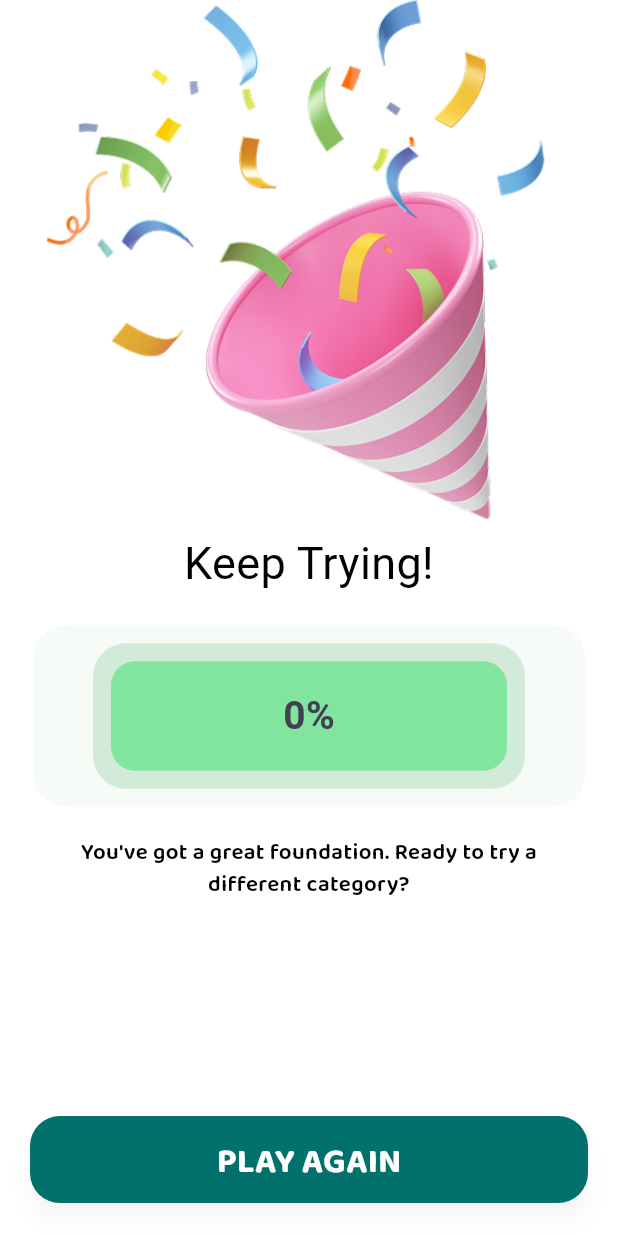
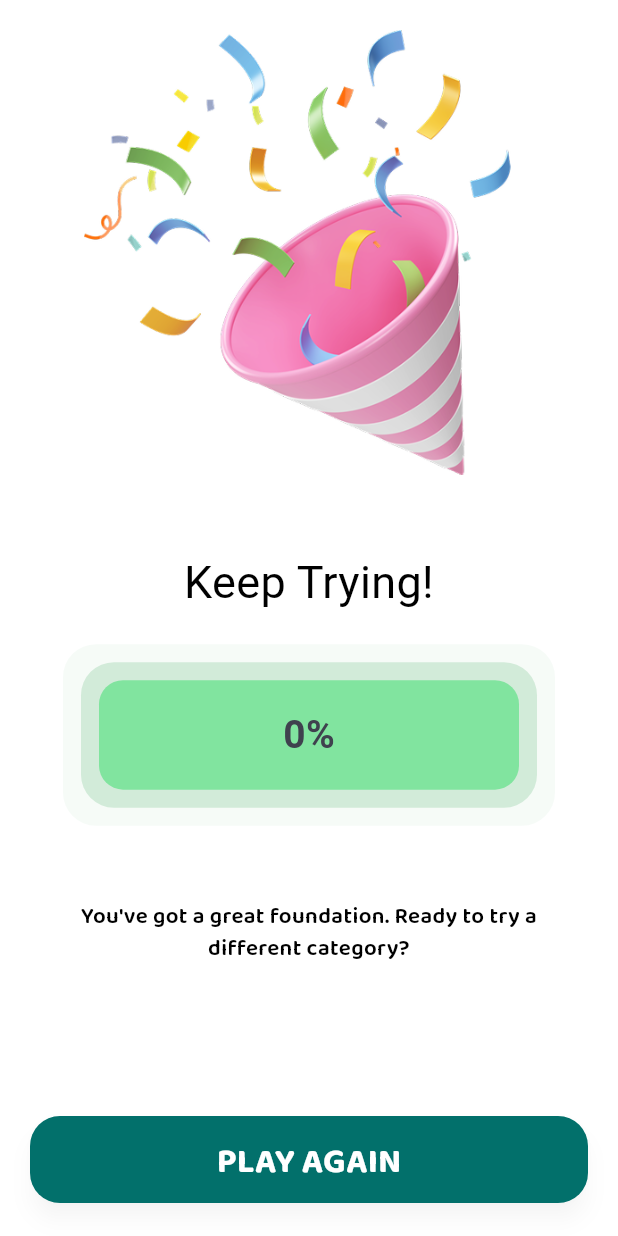
Before and after one commit to abuubaida921/quizzical, a Flutter app: the ResultsPage screen opened directly with empty values, on a phone screen of 412 x 824 dp. Run offline on Flutter 3.47's test engine with Material 3 defaults, Android fonts, the phone set to English and light mode, and no system bars; our stand-ins replace cherry_toast, dio, get, get_it, google_fonts, loading_animation_widget; Roboto replaces fonts that are missing (Aoboshi One).

Commit message:
Adjust layout and padding in results page; update ScoreBadge widget for improved styling

```diff
--- a/lib/features/quiz/presentation/pages/results_page.dart
+++ b/lib/features/quiz/presentation/pages/results_page.dart
@@ -42,12 +42,13 @@ class ResultsPage extends StatelessWidget {
               child: Column(
                 crossAxisAlignment: CrossAxisAlignment.center,
                 children: [
+                  const SizedBox(height: 20),
 
                   Center(
-                    child: Image.asset(Assets.assetIcons.celebrate,width: 350,),
+                    child: Image.asset(Assets.assetIcons.celebrate,width: 300,),
                   ),
 
-                  const SizedBox(height: 8),
+                  const SizedBox(height: 50),
 
                   Text(
                     title,
@@ -62,7 +63,7 @@ class ResultsPage extends StatelessWidget {
 
                   ScoreBadge(percentage: percent),
 
-                  const SizedBox(height: 20),
+                  const SizedBox(height: 50),
 
                   Padding(
                     padding: const EdgeInsets.symmetric(horizontal: 18),
--- a/lib/features/quiz/presentation/widgets/score_badge_widget.dart
+++ b/lib/features/quiz/presentation/widgets/score_badge_widget.dart
@@ -4,12 +4,14 @@ import 'package:quizzical/core/theme/app_text_style.dart';
 
 class ScoreBadge extends StatelessWidget {
   final int percentage;
-  const ScoreBadge({required this.percentage});
+  const ScoreBadge({super.key, required this.percentage});
 
   @override
   Widget build(BuildContext context) {
-    return Container(
-      padding: const EdgeInsets.symmetric(horizontal: 40,vertical: 12),
+    return Padding(
+      padding: const EdgeInsets.symmetric(horizontal: 20),
+      child: Container(
+        padding: const EdgeInsets.all(12),
         decoration: BoxDecoration(
           color: AppColors.resultScoreOuterColor.withOpacity(0.2),
           borderRadius: BorderRadius.circular(22),
@@ -21,7 +23,7 @@ class ScoreBadge extends StatelessWidget {
             borderRadius: BorderRadius.circular(22),
           ),
           child: Container(
-          padding: const EdgeInsets.symmetric(vertical: 18, horizontal: 26),
+            padding: const EdgeInsets.symmetric(vertical: 18, horizontal: 20),
             decoration: BoxDecoration(
               color: AppColors.resultScoreInnerColor,
               borderRadius: BorderRadius.circular(16),
@@ -38,6 +40,7 @@ class ScoreBadge extends StatelessWidget {
             ),
           ),
         ),
+      ),
     );
   }
 }
```
Lines whose indentation alone changed are shown as unchanged.
